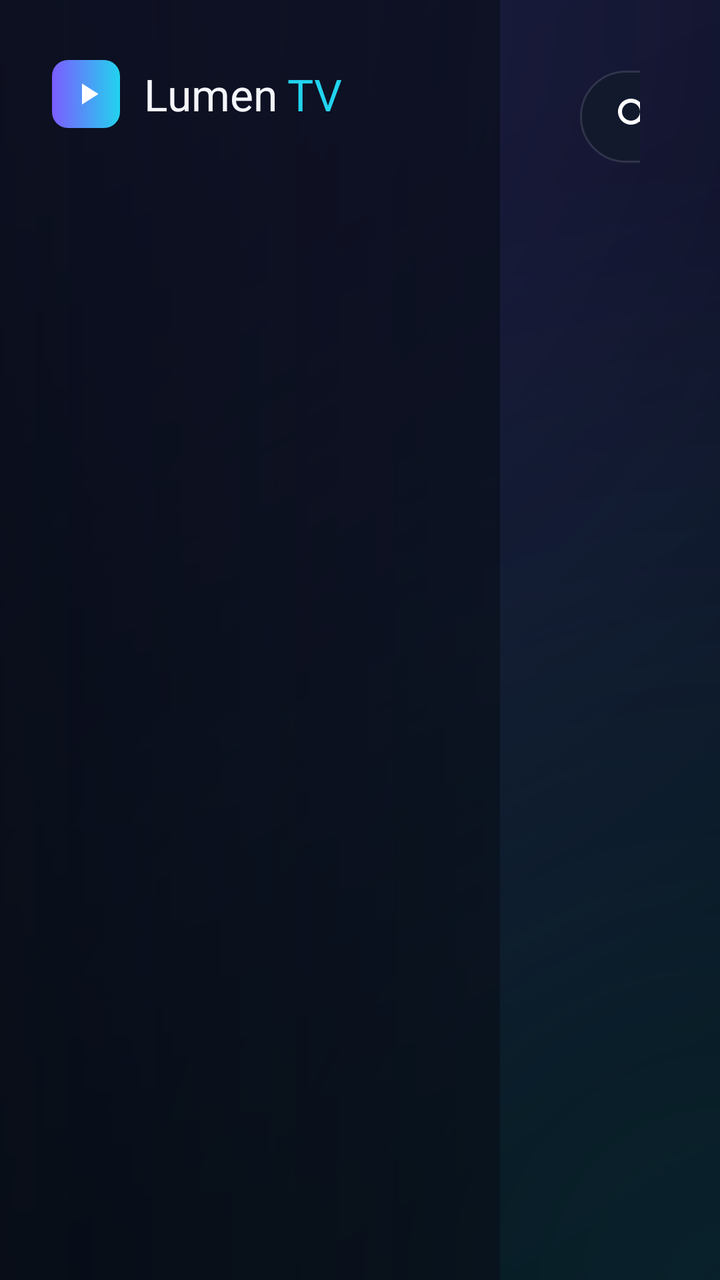
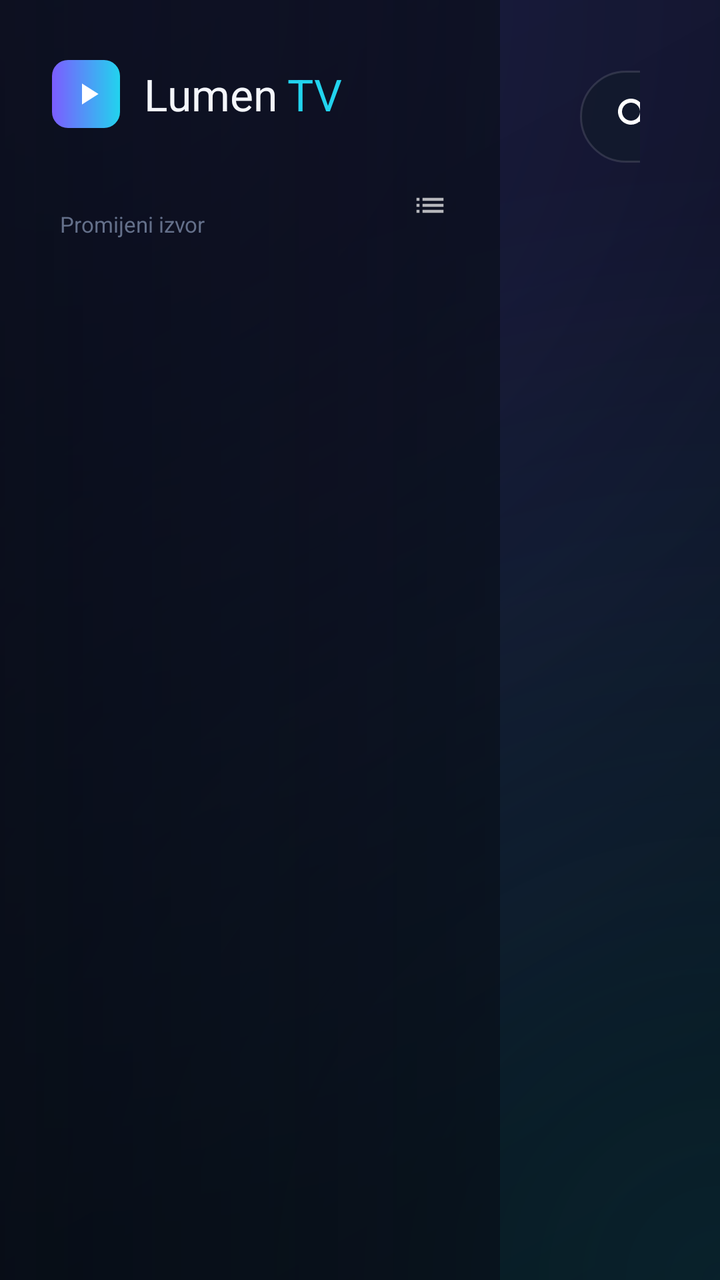

Two renders of the same Android screen: before a commit and after it. Below are the layout's source before the change and the commit's diff.
<!-- AndroidManifest.xml: application theme Theme.Lumen -->
<!-- res/layout/activity_main.xml -->
<?xml version="1.0" encoding="utf-8"?>
<LinearLayout xmlns:android="http://schemas.android.com/apk/res/android"
    android:id="@+id/root"
    android:layout_width="match_parent"
    android:layout_height="match_parent"
    android:clipChildren="false"
    android:orientation="horizontal">

    
    <LinearLayout
        android:id="@+id/sidebar"
        android:layout_width="250dp"
        android:layout_height="match_parent"
        android:background="@drawable/bg_sidebar"
        android:orientation="vertical"
        android:paddingStart="18dp"
        android:paddingEnd="14dp"
        android:paddingTop="30dp">

        <LinearLayout
            android:layout_width="match_parent"
            android:layout_height="wrap_content"
            android:gravity="center_vertical"
            android:orientation="horizontal"
            android:paddingStart="8dp">

            <FrameLayout
                android:layout_width="34dp"
                android:layout_height="34dp"
                android:background="@drawable/bg_chip_accent">

                <ImageView
                    android:layout_width="18dp"
                    android:layout_height="18dp"
                    android:layout_gravity="center"
                    android:layout_marginStart="1dp"
                    android:src="@drawable/ic_play" />
            </FrameLayout>

            <TextView
                android:layout_width="wrap_content"
                android:layout_height="wrap_content"
                android:layout_marginStart="12dp"
                android:tag="bold"
                android:text="Lumen"
                android:textColor="@color/text"
                android:textSize="22sp" />

            <TextView
                android:layout_width="wrap_content"
                android:layout_height="wrap_content"
                android:layout_marginStart="5dp"
                android:tag="medium"
                android:text="TV"
                android:textColor="@color/accent_2"
                android:textSize="22sp" />
        </LinearLayout>

        <TextView
            android:id="@+id/playlist_name"
            android:layout_width="match_parent"
            android:layout_height="wrap_content"
            android:layout_marginTop="8dp"
            android:layout_marginBottom="14dp"
            android:ellipsize="end"
            android:maxLines="1"
            android:paddingStart="8dp"
            android:textColor="@color/text_3"
            android:textSize="12sp" />

        <androidx.recyclerview.widget.RecyclerView
            android:id="@+id/side_list"
            android:layout_width="match_parent"
            android:layout_height="0dp"
            android:layout_weight="1"
            android:clipToPadding="false"
            android:fadingEdgeLength="40dp"
            android:paddingBottom="30dp"
            android:requiresFadingEdge="vertical"
            android:scrollbars="none" />

        <TextView
            android:id="@+id/app_version"
            android:layout_width="match_parent"
            android:layout_height="wrap_content"
            android:layout_marginTop="4dp"
            android:layout_marginBottom="14dp"
            android:focusable="false"
            android:paddingStart="12dp"
            android:paddingTop="9dp"
            android:paddingBottom="9dp"
            android:textColor="@color/text_3"
            android:textSize="11sp" />
    </LinearLayout>

    
    <LinearLayout
        android:layout_width="0dp"
        android:layout_height="match_parent"
        android:layout_weight="1"
        android:clipChildren="false"
        android:orientation="vertical">

        <LinearLayout
            android:layout_width="match_parent"
            android:layout_height="wrap_content"
            android:gravity="center_vertical"
            android:orientation="horizontal"
            android:paddingStart="40dp"
            android:paddingTop="30dp"
            android:paddingEnd="40dp">

            <LinearLayout
                android:layout_width="0dp"
                android:layout_height="wrap_content"
                android:layout_weight="1"
                android:orientation="vertical">

                <TextView
                    android:id="@+id/section_title"
                    android:layout_width="wrap_content"
                    android:layout_height="wrap_content"
                    android:ellipsize="end"
                    android:maxLines="1"
                    android:tag="bold"
                    android:text="Svi kanali"
                    android:textColor="@color/text"
                    android:textSize="28sp" />

                <TextView
                    android:id="@+id/section_sub"
                    android:layout_width="wrap_content"
                    android:layout_height="wrap_content"
                    android:layout_marginTop="2dp"
                    android:textColor="@color/text_2"
                    android:textSize="13sp" />
            </LinearLayout>

            <EditText
                android:id="@+id/search"
                android:layout_width="250dp"
                android:layout_height="46dp"
                android:background="@drawable/bg_search"
                android:drawableStart="@drawable/ic_search"
                android:drawablePadding="10dp"
                android:hint="@string/search_hint"
                android:imeOptions="actionSearch|flagNoExtractUi"
                android:inputType="text"
                android:maxLines="1"
                android:paddingStart="16dp"
                android:paddingEnd="16dp"
                android:textColor="@color/text"
                android:textColorHint="@color/text_3"
                android:textCursorDrawable="@null"
                android:textSize="15sp" />

            <TextView
                android:id="@+id/btn_refresh"
                android:layout_width="wrap_content"
                android:layout_height="46dp"
                android:layout_marginStart="12dp"
                android:background="@drawable/bg_button"
                android:clickable="true"
                android:drawableStart="@drawable/ic_refresh"
                android:drawablePadding="8dp"
                android:focusable="true"
                android:gravity="center"
                android:paddingStart="16dp"
                android:paddingEnd="18dp"
                android:tag="medium"
                android:text="@string/refresh"
                android:textColor="@color/text"
                android:textSize="14sp" />

            <TextView
                android:id="@+id/btn_update"
                android:layout_width="wrap_content"
                android:layout_height="46dp"
                android:layout_marginStart="10dp"
                android:background="@drawable/bg_button"
                android:clickable="true"
                android:drawableStart="@drawable/ic_refresh"
                android:drawablePadding="8dp"
                android:focusable="true"
                android:gravity="center"
                android:paddingStart="16dp"
                android:paddingEnd="18dp"
                android:tag="medium"
                android:text="Ažuriraj"
                android:textColor="@color/text"
                android:textSize="14sp" />
        </LinearLayout>

        <FrameLayout
            android:layout_width="match_parent"
            android:layout_height="0dp"
            android:layout_weight="1"
            android:clipChildren="false">

            <androidx.recyclerview.widget.RecyclerView
                android:id="@+id/grid"
                android:layout_width="match_parent"
                android:layout_height="match_parent"
                android:clipChildren="false"
                android:clipToPadding="false"
                android:descendantFocusability="afterDescendants"
                android:fadingEdgeLength="36dp"
                android:paddingStart="30dp"
                android:paddingTop="18dp"
                android:paddingEnd="30dp"
                android:paddingBottom="40dp"
                android:requiresFadingEdge="vertical"
                android:scrollbars="none" />

            <LinearLayout
                android:id="@+id/state_view"
                android:layout_width="wrap_content"
                android:layout_height="wrap_content"
                android:layout_gravity="center"
                android:gravity="center_horizontal"
                android:orientation="vertical"
                android:visibility="gone">

                <ProgressBar
                    android:id="@+id/progress"
                    android:layout_width="48dp"
                    android:layout_height="48dp"
                    android:indeterminateTint="@color/accent_2" />

                <TextView
                    android:id="@+id/state_title"
                    android:layout_width="wrap_content"
                    android:layout_height="wrap_content"
                    android:layout_marginTop="18dp"
                    android:tag="semibold"
                    android:textColor="@color/text"
                    android:textSize="18sp" />

                <TextView
                    android:id="@+id/state_text"
                    android:layout_width="wrap_content"
                    android:layout_height="wrap_content"
                    android:layout_marginTop="6dp"
                    android:gravity="center"
                    android:maxWidth="440dp"
                    android:textColor="@color/text_2"
                    android:textSize="14sp" />

                <TextView
                    android:id="@+id/btn_retry"
                    android:layout_width="wrap_content"
                    android:layout_height="46dp"
                    android:layout_marginTop="20dp"
                    android:background="@drawable/bg_button"
                    android:clickable="true"
                    android:drawableStart="@drawable/ic_refresh"
                    android:drawablePadding="8dp"
                    android:focusable="true"
                    android:gravity="center"
                    android:paddingStart="18dp"
                    android:paddingEnd="20dp"
                    android:tag="medium"
                    android:text="@string/retry"
                    android:textColor="@color/text"
                    android:textSize="14sp"
                    android:visibility="gone" />
            </LinearLayout>
        </FrameLayout>
    </LinearLayout>
</LinearLayout>
<!-- resources referenced by this layout -->
<resources>
  <color name="accent_2">#22D3EE</color>
  <color name="text">#F4F6FB</color>
  <color name="text_2">#A3AECA</color>
  <color name="text_3">#64708A</color>
  <!-- drawable bg_chip_accent (drawable) -->
  <?xml version="1.0" encoding="utf-8"?>
  <shape xmlns:android="http://schemas.android.com/apk/res/android" android:shape="rectangle">
      <corners android:radius="8dp" />
      <gradient android:angle="0" android:startColor="@color/accent" android:endColor="@color/accent_2" />
  </shape>
  <!-- drawable bg_sidebar (drawable) -->
  <?xml version="1.0" encoding="utf-8"?>
  <shape xmlns:android="http://schemas.android.com/apk/res/android" android:shape="rectangle">
      <gradient android:angle="0" android:startColor="#CC070B15" android:endColor="#99070B15" />
  </shape>
  <!-- drawable ic_play (drawable) -->
  <?xml version="1.0" encoding="utf-8"?>
  <vector xmlns:android="http://schemas.android.com/apk/res/android"
      android:width="24dp" android:height="24dp" android:viewportWidth="24" android:viewportHeight="24">
      <path android:fillColor="#FFFFFFFF" android:pathData="M8,5v14l11,-7z" />
  </vector>
  <!-- drawable ic_refresh (drawable) -->
  <?xml version="1.0" encoding="utf-8"?>
  <vector xmlns:android="http://schemas.android.com/apk/res/android"
      android:width="24dp" android:height="24dp" android:viewportWidth="24" android:viewportHeight="24">
      <path android:fillColor="#FFFFFFFF" android:pathData="M17.65,6.35C16.2,4.9 14.21,4 12,4c-4.42,0 -7.99,3.58 -7.99,8s3.57,8 7.99,8c3.73,0 6.84,-2.55 7.73,-6h-2.08c-0.82,2.33 -3.04,4 -5.65,4 -3.31,0 -6,-2.69 -6,-6s2.69,-6 6,-6c1.66,0 3.14,0.69 4.22,1.78L13,11h7V4l-2.35,2.35z" />
  </vector>
  <!-- drawable ic_search (drawable) -->
  <?xml version="1.0" encoding="utf-8"?>
  <vector xmlns:android="http://schemas.android.com/apk/res/android"
      android:width="24dp" android:height="24dp" android:viewportWidth="24" android:viewportHeight="24">
      <path android:fillColor="#FFFFFFFF" android:pathData="M15.5,14h-0.79l-0.28,-0.27C15.41,12.59 16,11.11 16,9.5 16,5.91 13.09,3 9.5,3S3,5.91 3,9.5 5.91,16 9.5,16c1.61,0 3.09,-0.59 4.23,-1.57l0.27,0.28v0.79l5,4.99L20.49,19l-4.99,-5zM9.5,14C7.01,14 5,11.99 5,9.5S7.01,5 9.5,5 14,7.01 14,9.5 11.99,14 9.5,14z" />
  </vector>
  <string name="refresh">Osvježi</string>
  <string name="retry">Pokušaj ponovo</string>
  <string name="search_hint">Pretraži kanale…</string>
  <color name="accent">#7C5CFF</color>
  <color name="surface_2">#1A2439</color>
  <color name="bg_deep">#05080F</color>
  <color name="bg">#0A0F1C</color>
  <!-- unchanged entries left out for length: 4 -->
</resources>

<!-- the commit's change to res/layout/activity_main.xml (unified diff, before → after) -->
@@ -56,17 +56,57 @@
                 android:textSize="22sp" />
         </LinearLayout>
 
-        <TextView
-            android:id="@+id/playlist_name"
+        
+        <LinearLayout
+            android:id="@+id/source_row"
             android:layout_width="match_parent"
             android:layout_height="wrap_content"
-            android:layout_marginTop="8dp"
-            android:layout_marginBottom="14dp"
-            android:ellipsize="end"
-            android:maxLines="1"
-            android:paddingStart="8dp"
-            android:textColor="@color/text_3"
-            android:textSize="12sp" />
+            android:layout_marginTop="14dp"
+            android:layout_marginBottom="8dp"
+            android:background="@drawable/bg_side_item"
+            android:clickable="true"
+            android:focusable="true"
+            android:gravity="center_vertical"
+            android:orientation="horizontal"
+            android:paddingStart="12dp"
+            android:paddingTop="8dp"
+            android:paddingEnd="12dp"
+            android:paddingBottom="8dp">
+
+            <LinearLayout
+                android:layout_width="0dp"
+                android:layout_height="wrap_content"
+                android:layout_weight="1"
+                android:duplicateParentState="true"
+                android:orientation="vertical">
+
+                <TextView
+                    android:id="@+id/playlist_name"
+                    android:layout_width="match_parent"
+                    android:layout_height="wrap_content"
+                    android:duplicateParentState="true"
+                    android:ellipsize="end"
+                    android:singleLine="true"
+                    android:tag="semibold"
+                    android:textColor="@color/side_text"
+                    android:textSize="13.5sp" />
+
+                <TextView
+                    android:layout_width="match_parent"
+                    android:layout_height="wrap_content"
+                    android:duplicateParentState="true"
+                    android:text="Promijeni izvor"
+                    android:textColor="@color/side_count"
+                    android:textSize="11sp" />
+            </LinearLayout>
+
+            <ImageView
+                android:layout_width="18dp"
+                android:layout_height="18dp"
+                android:layout_marginStart="8dp"
+                android:alpha="0.7"
+                android:src="@drawable/ic_list" />
+        </LinearLayout>
 
         <androidx.recyclerview.widget.RecyclerView
             android:id="@+id/side_list"
<!-- resource entries referenced after the edit -->
@@ -10,11 +10,40 @@
       <corners android:radius="8dp" />
       <gradient android:angle="0" android:startColor="@color/accent" android:endColor="@color/accent_2" />
   </shape>
+  <!-- drawable bg_side_item (drawable) -->
+  <?xml version="1.0" encoding="utf-8"?>
+  <selector xmlns:android="http://schemas.android.com/apk/res/android">
+      <item android:state_focused="true">
+          <shape android:shape="rectangle">
+              <corners android:radius="14dp" />
+              <gradient android:angle="0" android:startColor="@color/accent" android:endColor="#4F7CF0" />
+          </shape>
+      </item>
+      <item android:state_activated="true">
+          <shape android:shape="rectangle">
+              <corners android:radius="14dp" />
+              <solid android:color="#267C5CFF" />
+              <stroke android:width="1dp" android:color="#4D7C5CFF" />
+          </shape>
+      </item>
+      <item>
+          <shape android:shape="rectangle">
+              <corners android:radius="14dp" />
+              <solid android:color="@color/transparent" />
+          </shape>
+      </item>
+  </selector>
   <!-- drawable bg_sidebar (drawable) -->
   <?xml version="1.0" encoding="utf-8"?>
   <shape xmlns:android="http://schemas.android.com/apk/res/android" android:shape="rectangle">
       <gradient android:angle="0" android:startColor="#CC070B15" android:endColor="#99070B15" />
   </shape>
+  <!-- drawable ic_list (drawable) -->
+  <?xml version="1.0" encoding="utf-8"?>
+  <vector xmlns:android="http://schemas.android.com/apk/res/android"
+      android:width="24dp" android:height="24dp" android:viewportWidth="24" android:viewportHeight="24">
+      <path android:fillColor="#FFFFFFFF" android:pathData="M3,13h2v-2H3v2zM3,17h2v-2H3v2zM3,9h2V7H3v2zM7,13h14v-2H7v2zM7,17h14v-2H7v2zM7,7v2h14V7H7z" />
+  </vector>
   <!-- drawable ic_play (drawable) -->
   <?xml version="1.0" encoding="utf-8"?>
   <vector xmlns:android="http://schemas.android.com/apk/res/android"
@@ -38,6 +67,7 @@
   <string name="search_hint">Pretraži kanale…</string>
   <color name="accent">#7C5CFF</color>
   <color name="surface_2">#1A2439</color>
+  <color name="transparent">#00000000</color>
   <color name="bg_deep">#05080F</color>
   <color name="bg">#0A0F1C</color>
   <!-- unchanged entries left out for length: 4 -->
